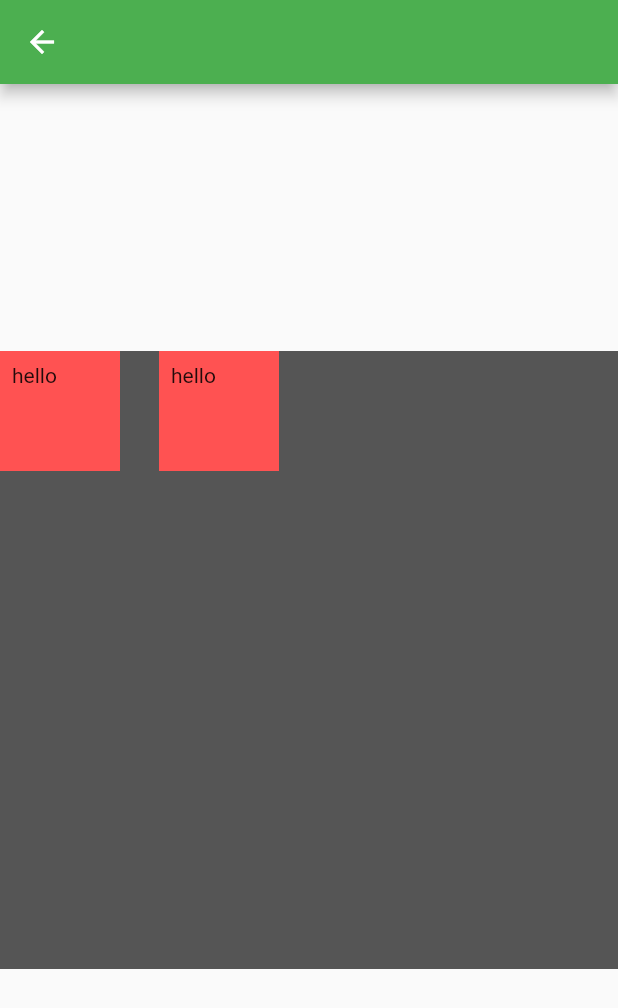
After one commit to a479304861/flutter_domo1, a Flutter app: the WrapDemo screen opened by its route, after a tap on "hello", on a phone screen of 412 x 824 dp. The commit adds this screen. Shown: the top 1008 px of the screen. Run offline on Flutter 3.47's test engine with Material 2 defaults, Android fonts, the phone set to English and light mode, and no system bars; our stand-ins replace cookie_jar, dio, dio_cookie_manager, rxdart.

Commit message:
WarpDemo

```diff
--- a/lib/main.dart
+++ b/lib/main.dart
@@ -8,6 +8,7 @@ import 'package:flutter_domo1/smallDemo/ListViewDemo.dart';
 import 'package:flutter_domo1/smallDemo/StreamDemo.dart';
 import 'package:flutter_domo1/smallDemo/TextFieldDemo.dart';
 import 'package:flutter_domo1/smallDemo/TextSpanDemo.dart';
+import 'package:flutter_domo1/smallDemo/WarpDemo.dart';
 import 'package:flutter_domo1/smallDemo/custom_router.dart';
 import 'package:flutter_domo1/smallDemo/rxdartDemo.dart';
 import 'package:flutter_domo1/smallDemo/searchDemo.dart';
@@ -21,6 +22,7 @@ class MyApp extends StatelessWidget {
   @override
   Widget build(BuildContext context) {
     return MaterialApp(
+      debugShowCheckedModeBanner: false,
       title: "Flutter Demo", //多应用程序切换的标题
       theme: ThemeData(primarySwatch: Colors.green),
       home: MyStackPage(),
@@ -66,4 +68,5 @@ Map<String, WidgetBuilder> routers = {
   "FirstPage": (BuildContext content) => FirstPage(),
   "MainScreen": (BuildContext content) => MainScreen(),
   "SearchDemo": (BuildContext content) => SearchDemo(),
+  "WarpDemo": (BuildContext content) => WrapDemo(),
 };
--- /dev/null
+++ b/lib/smallDemo/WarpDemo.dart
@@ -0,0 +1,62 @@
+import 'package:flutter/cupertino.dart';
+import 'package:flutter/material.dart';
+
+class WrapDemo extends StatefulWidget {
+  @override
+  _WrapDemoState createState() => _WrapDemoState();
+}
+
+class _WrapDemoState extends State<WrapDemo> {
+  List<Widget> list;
+
+  @override
+  void initState() {
+    list = List.generate(1, (index) => buildAddButton());
+    super.initState();
+  }
+
+  @override
+  Widget build(BuildContext context) {
+    final size = MediaQuery.of(context).size;
+    final height = size.height;
+    final width = size.width;
+    return Scaffold(
+      appBar: AppBar(),
+      body: Center(
+        child: Container(
+          width: width,
+          height: height / 2,
+          color: Color(0xff555555),
+          child: Wrap(
+            children: list,
+            spacing: 26.0,
+          ),
+        ),
+      ),
+    );
+  }
+
+  Widget buildAddButton() {
+    return GestureDetector(
+      onTap: () {
+        setState(() {});
+        list.add(GestureDetector(
+          onTap: (){
+
+          },
+          child: Container(
+              padding: EdgeInsets.all(8.0),
+              width: 80.0,
+              height: 80.0,
+              color: Colors.redAccent,
+              child: Text("hello")),
+        ));
+      },
+      child: Container(
+          padding: EdgeInsets.all(8.0),
+          width: 80.0,
+          height: 80.0,
+          color: Colors.redAccent,
+          child: Text("hello")));
+  }
+}
```
Also changed, not shown: lib/smallDemo/StatefulWidgetDemo.dart (deleted, +0 -68 lines).
